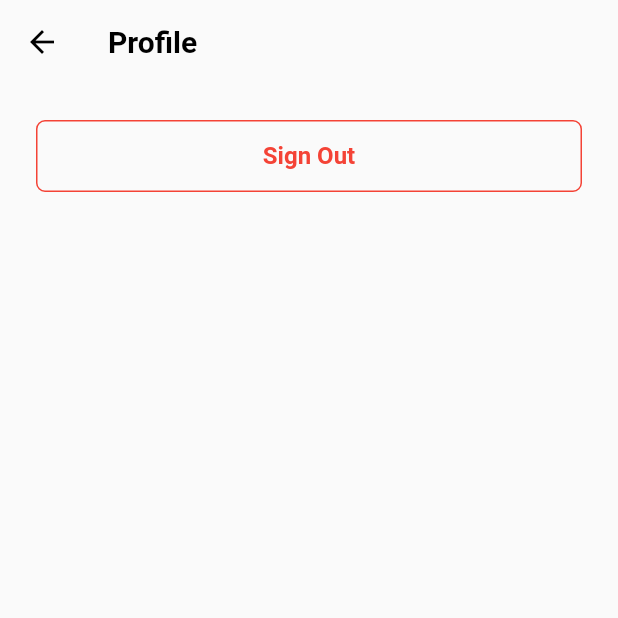
After one commit to ink0rr/pemob-ehelpdesk, a Flutter app: the ProfilePage screen opened directly, on a phone screen of 412 x 824 dp, the top half of it. The commit adds this screen. Run offline on Flutter 3.47's test engine with Material 2 defaults, Android fonts, the phone set to English and light mode, and no system bars; our stand-ins replace chat_bubbles, email_validator, firebase_auth, firebase_core, flutter_hooks, flutter_svg and 2 more; accounts and stored records are empty.

Commit message:
Init profile page

```diff
--- /dev/null
+++ b/lib/pages/profile_page.dart
@@ -0,0 +1,42 @@
+import 'package:firebase_auth/firebase_auth.dart';
+import 'package:flutter/material.dart';
+import 'package:flutter_hooks/flutter_hooks.dart';
+
+import 'login_page.dart';
+
+class ProfilePage extends HookWidget {
+  const ProfilePage({super.key});
+
+  @override
+  Widget build(BuildContext context) {
+    return Scaffold(
+      appBar: AppBar(
+        title: const Text('Profile'),
+      ),
+      body: SafeArea(
+        child: SingleChildScrollView(
+          child: Padding(
+            padding: const EdgeInsets.all(24.0),
+            child: Column(
+              children: [
+                OutlinedButton(
+                  onPressed: () async {
+                    await FirebaseAuth.instance.signOut();
+                    if (context.mounted) {
+                      Navigator.of(context).pushAndRemoveUntil(
+                          MaterialPageRoute(
+                            builder: (context) => const LoginPage(),
+                          ),
+                          (route) => false);
+                    }
+                  },
+                  child: const Text('Sign Out'),
+                ),
+              ],
+            ),
+          ),
+        ),
+      ),
+    );
+  }
+}
```
Also changed, not shown: lib/pages/home_page.dart (+38 -12 lines).
